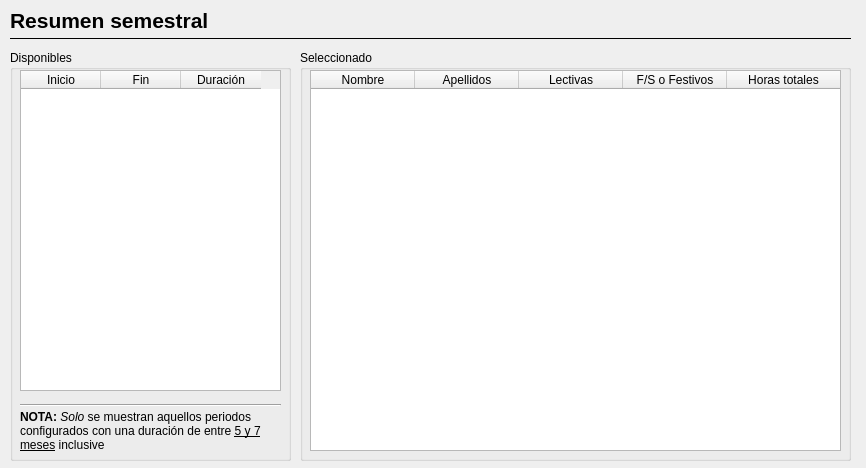
Qt form SocratesUI/UIFiles/DialogResumenSemestral.ui (rmon-vfer/helion) before a commit.
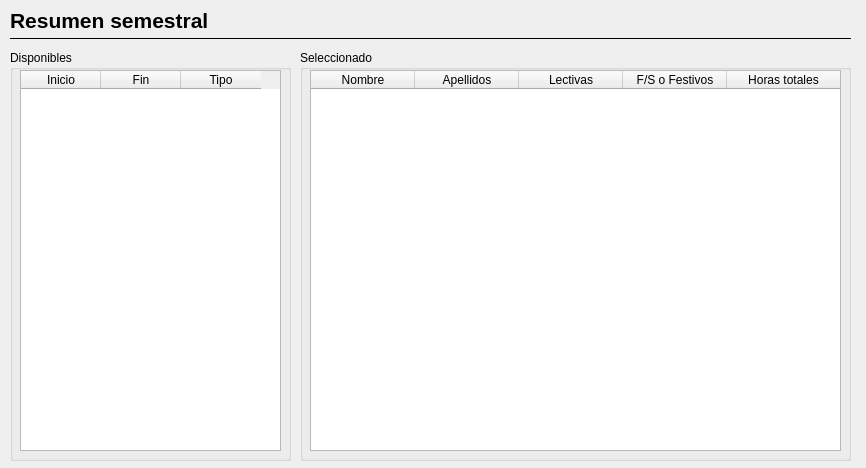
The same form after that commit. Icons and pictures are not drawn.

```diff
--- a/SocratesUI/UIFiles/DialogResumenSemestral.ui
+++ b/SocratesUI/UIFiles/DialogResumenSemestral.ui
@@ -188,7 +188,7 @@
       <x>10</x>
       <y>20</y>
       <width>261</width>
-      <height>321</height>
+      <height>381</height>
      </rect>
     </property>
     <property name="alternatingRowColors">
@@ -218,39 +218,10 @@
     </column>
     <column>
      <property name="text">
-      <string>Duración</string>
+      <string>Tipo</string>
      </property>
     </column>
    </widget>
-   <widget class="QLabel" name="label_8">
-    <property name="geometry">
-     <rect>
-      <x>10</x>
-      <y>360</y>
-      <width>261</width>
-      <height>41</height>
-     </rect>
-    </property>
-    <property name="text">
-     <string>&lt;html&gt;&lt;head/&gt;&lt;body&gt;&lt;p&gt;&lt;span style=&quot; font-weight:600;&quot;&gt;NOTA: &lt;/span&gt;&lt;span style=&quot; font-style:italic;&quot;&gt;Solo&lt;/span&gt; se muestran aquellos periodos configurados con una duración de entre &lt;span style=&quot; text-decoration: underline;&quot;&gt;5 y 7 meses&lt;/span&gt; inclusive&lt;/p&gt;&lt;/body&gt;&lt;/html&gt;</string>
-    </property>
-    <property name="wordWrap">
-     <bool>true</bool>
-    </property>
-   </widget>
-   <widget class="Line" name="line_3">
-    <property name="geometry">
-     <rect>
-      <x>10</x>
-      <y>340</y>
-      <width>261</width>
-      <height>31</height>
-     </rect>
-    </property>
-    <property name="orientation">
-     <enum>Qt::Horizontal</enum>
-    </property>
-   </widget>
   </widget>
  </widget>
  <resources>
```
Left out of the diff: 4 changed lines with no effect on the pictures.
